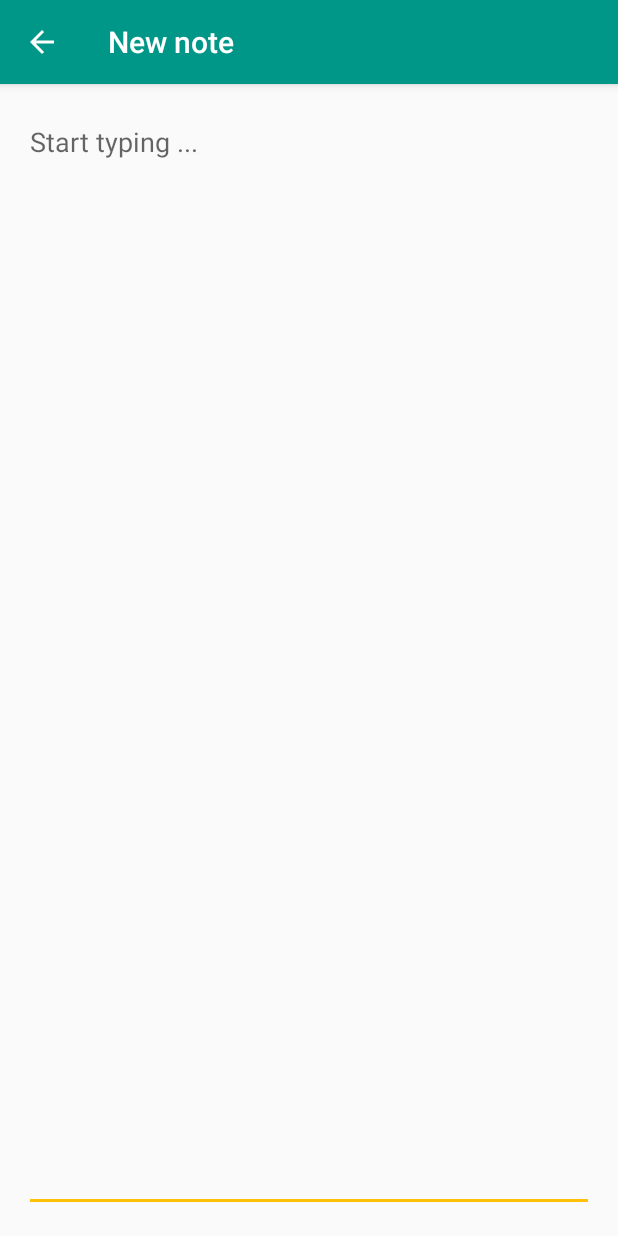
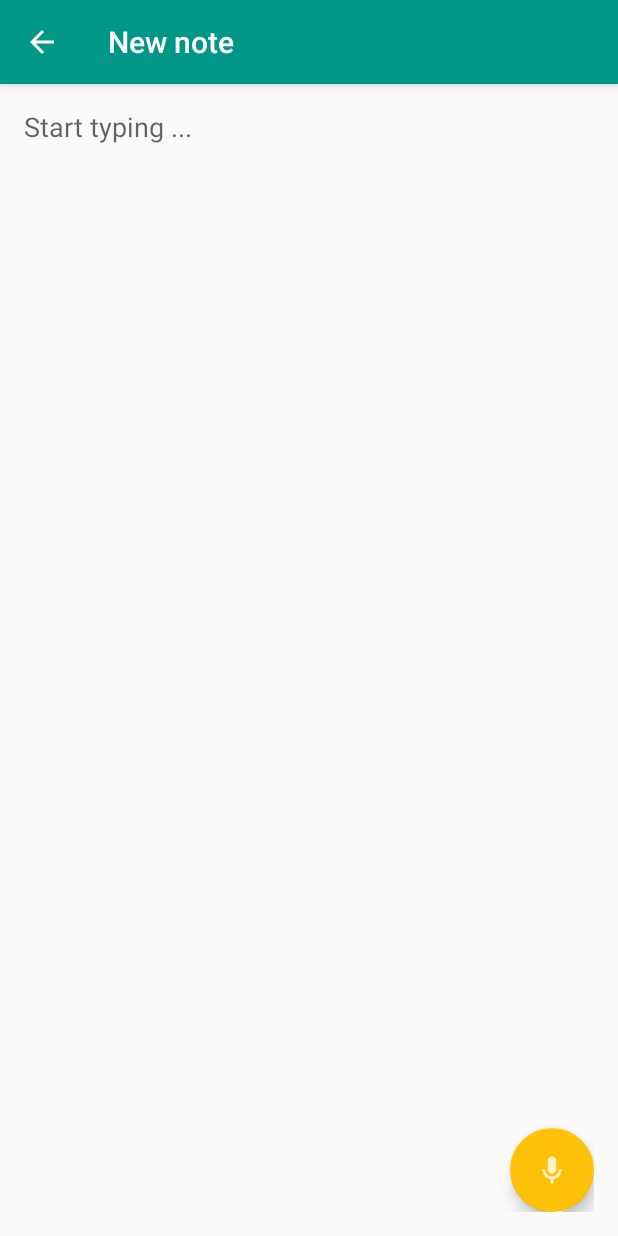
Before and after one commit to ZakAroui/TaskList, an Android app: the EditorActivity screen opened directly, with no data from a screen before it, on a phone screen of 412 x 824 dp. Run offline under Robolectric (Android 15) with nearby library versions, the phone set to English and light mode, and no system bars.

Commit message:
updated editview layout

```diff
--- a/app/src/main/res/layout/activity_editor.xml
+++ b/app/src/main/res/layout/activity_editor.xml
@@ -1,5 +1,6 @@
 <?xml version="1.0" encoding="utf-8"?>
-<RelativeLayout xmlns:android="http://schemas.android.com/apk/res/android"
+<android.support.constraint.ConstraintLayout xmlns:android="http://schemas.android.com/apk/res/android"
+    xmlns:app="http://schemas.android.com/apk/res-auto"
     xmlns:tools="http://schemas.android.com/tools"
     android:id="@+id/activity_editor"
     android:layout_width="match_parent"
@@ -11,17 +12,31 @@
     tools:context="com.ikazme.tasklist.EditorActivity">
 
     <EditText
+        android:id="@+id/editText"
+        android:layout_width="0dp"
+        android:layout_height="0dp"
+        android:background="@null"
+        android:ems="10"
+        android:gravity="top"
+        android:hint="@string/start_typing"
+        android:inputType="textMultiLine|textCapWords"
+        app:layout_constraintBottom_toBottomOf="parent"
+        app:layout_constraintEnd_toEndOf="parent"
+        app:layout_constraintLeft_toLeftOf="parent"
+        app:layout_constraintRight_toRightOf="parent"
+        app:layout_constraintStart_toStartOf="parent"
+        app:layout_constraintTop_toTopOf="parent" />
+
+    <android.support.design.widget.FloatingActionButton
+        android:id="@+id/floatingActionButton2"
         android:layout_width="wrap_content"
         android:layout_height="wrap_content"
-        android:ems="10"
-        android:layout_alignParentTop="true"
-        android:layout_alignParentLeft="true"
-        android:layout_alignParentStart="true"
-        android:id="@+id/editText"
-        android:layout_alignParentBottom="true"
-        android:layout_alignParentRight="true"
-        android:layout_alignParentEnd="true"
-        android:gravity="top"
-        android:hint="Start typing ..."
-        android:inputType="textMultiLine|textCapWords"/>
-</RelativeLayout>
+        android:clickable="true"
+        android:onClick="recordAudioNote"
+        android:focusable="true"
+        app:fabSize="normal"
+        app:srcCompat="@drawable/ic_record_note"
+        app:layout_constraintBottom_toBottomOf="parent"
+        app:layout_constraintEnd_toEndOf="parent"
+        />
+</android.support.constraint.ConstraintLayout>
--- a/app/src/main/res/values/strings.xml
+++ b/app/src/main/res/values/strings.xml
@@ -12,4 +12,5 @@
     <string name="edit_note">Edit</string>
     <string name="action_share">Share Note</string>
     <string name="search_hint">Search All Notes</string>
+    <string name="start_typing">Start typing ...</string>
 </resources>
```
Also changed, not shown: app/src/main/res/drawable-hdpi/ic_record_note.png (added), app/src/main/res/drawable-mdpi/ic_record_note.png (added), app/src/main/res/drawable-xhdpi/ic_record_note.png (added), app/src/main/res/drawable-xxhdpi/ic_record_note.png (added).
